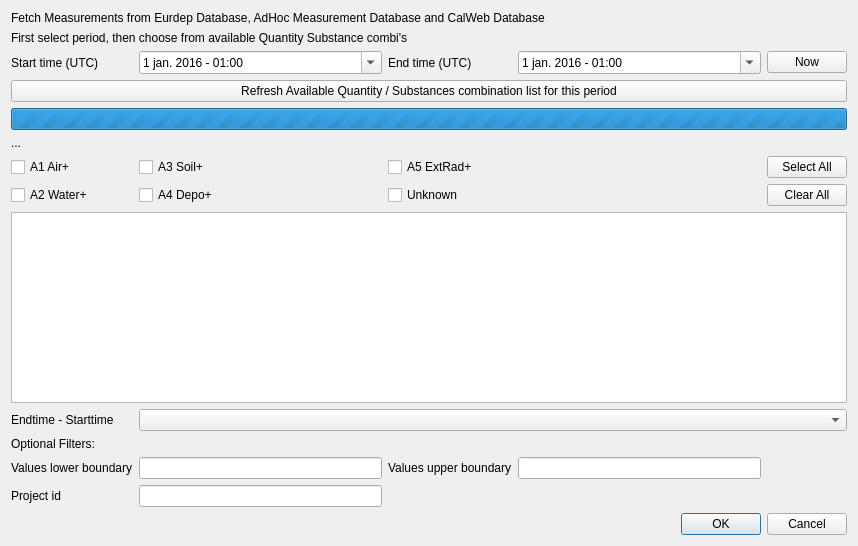
Before: the Qt Designer form ui/jrodos_measurements_dialog_base.ui in rduivenvoorde/jrodos, drawn with Qt 5.
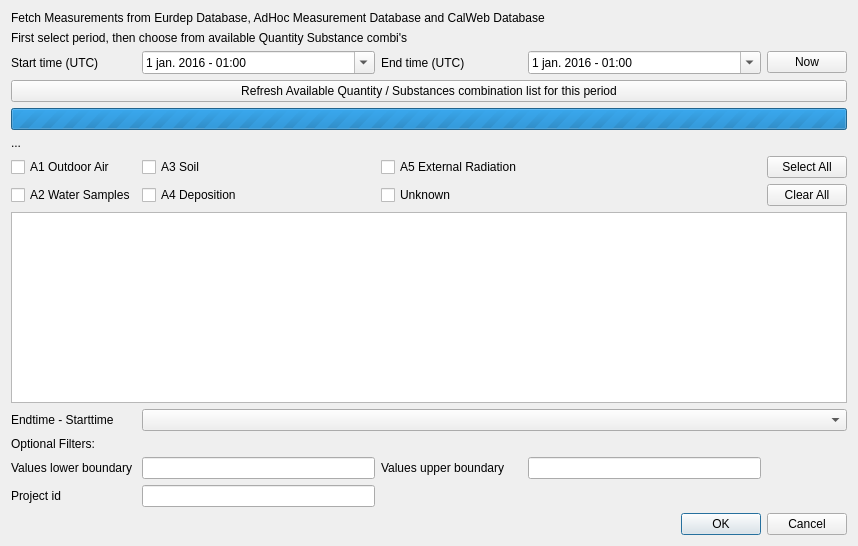
After: the same form once the commit is applied.

The edit to the form file:
```diff
--- a/ui/jrodos_measurements_dialog_base.ui
+++ b/ui/jrodos_measurements_dialog_base.ui
@@ -20,7 +20,7 @@
    <item row="6" column="2">
     <widget class="QCheckBox" name="cb_a5">
      <property name="text">
-      <string>A5 ExtRad+</string>
+      <string>A5 External Radiation</string>
      </property>
     </widget>
    </item>
@@ -41,14 +41,14 @@
    <item row="7" column="0">
     <widget class="QCheckBox" name="cb_a2">
      <property name="text">
-      <string>A2 Water+</string>
+      <string>A2 Water Samples</string>
      </property>
     </widget>
    </item>
    <item row="6" column="0">
     <widget class="QCheckBox" name="cb_a1">
      <property name="text">
-      <string>A1 Air+</string>
+      <string>A1 Outdoor Air</string>
      </property>
     </widget>
    </item>
@@ -167,7 +167,7 @@
    <item row="6" column="1">
     <widget class="QCheckBox" name="cb_a3">
      <property name="text">
-      <string>A3 Soil+</string>
+      <string>A3 Soil</string>
      </property>
     </widget>
    </item>
@@ -214,7 +214,7 @@
    <item row="7" column="1">
     <widget class="QCheckBox" name="cb_a4">
      <property name="text">
-      <string>A4 Depo+</string>
+      <string>A4 Deposition</string>
      </property>
     </widget>
    </item>
```
